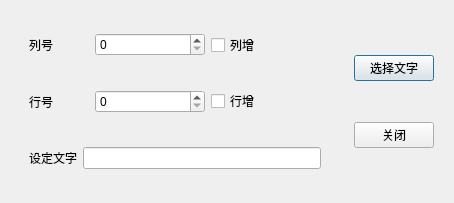
Above: samp6_2/qwdialoglocate.ui from Giousa/qt_course before the change. Below: the same form after it.
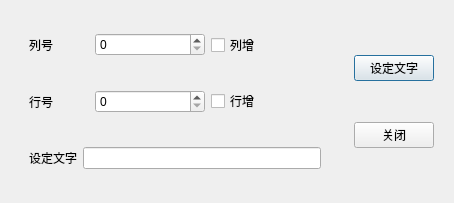
That is the form after the change. Icons and pictures are not drawn.

Commit message: 自定义对话框

The edit to the form file:
```diff
--- a/samp6_2/qwdialoglocate.ui
+++ b/samp6_2/qwdialoglocate.ui
@@ -106,7 +106,7 @@
       <item>
        <widget class="QPushButton" name="btnSelFont">
         <property name="text">
-         <string>选择文字</string>
+         <string>设定文字</string>
         </property>
         <property name="icon">
          <iconset resource="res.qrc">
```
Left out of the diff: 2 changed lines with no effect on the pictures. The commit also changes 7 other files.
